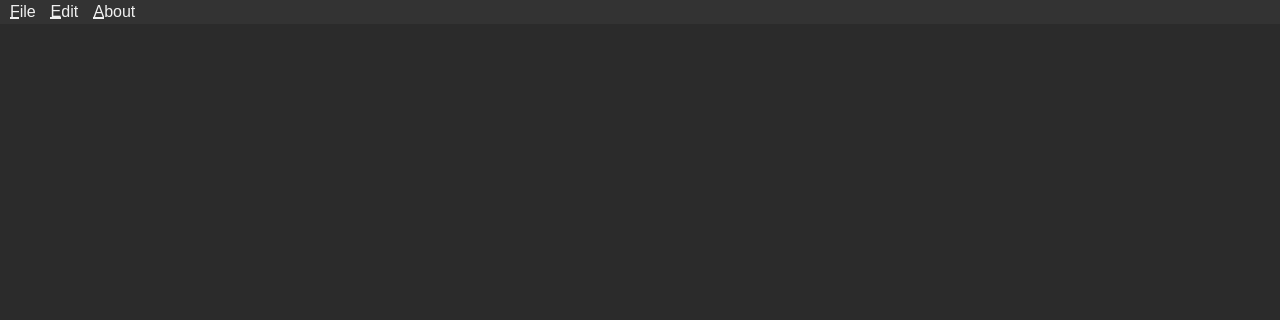
This is aisio-gui/hexadecimal_editor/hexform.ui in TaiwanMiya/Ais.IO as Qt 5 draws it before an edit; both pictures show x 0 to 1280 and y 0 to 320 of the 1280 by 768 pixel window. The edited form follows.
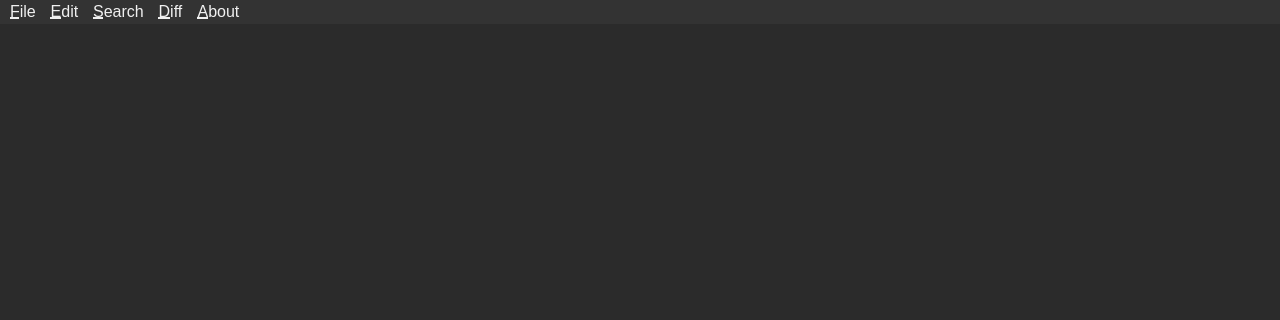
This is the edited form.

Commit message: 1.0.13 (Update diff in hexadevimal editor!!!)

The edit to the form file:
```diff
--- a/aisio-gui/hexadecimal_editor/hexform.ui
+++ b/aisio-gui/hexadecimal_editor/hexform.ui
@@ -144,6 +144,11 @@
     background: #ff8080;
 	color: #ff5c5c;
     border-radius: 4px;
+}
+
+QStatusBar {
+    background-color: #333;
+    color: #f0f0f0;
 }</string>
   </property>
   <widget class="QWidget" name="centralwidget">
@@ -177,7 +182,7 @@
      <string>&amp;Edit</string>
     </property>
    </widget>
-   <widget class="QMenu" name="menu_About">
+   <widget class="QMenu" name="menuAbout">
     <property name="title">
      <string>&amp;About</string>
     </property>
@@ -185,9 +190,32 @@
     <addaction name="separator"/>
     <addaction name="actionAbout"/>
    </widget>
+   <widget class="QMenu" name="menuSearch">
+    <property name="title">
+     <string>&amp;Search</string>
+    </property>
+    <addaction name="actionSearch"/>
+    <addaction name="actionFindNext"/>
+    <addaction name="actionFindPrev"/>
+    <addaction name="separator"/>
+    <addaction name="actionGotoOffset"/>
+   </widget>
+   <widget class="QMenu" name="menuDiff">
+    <property name="title">
+     <string>&amp;Diff</string>
+    </property>
+    <addaction name="actionDiffOpen"/>
+    <addaction name="separator"/>
+    <addaction name="actionDiffNext"/>
+    <addaction name="actionDiffPrev"/>
+    <addaction name="separator"/>
+    <addaction name="actionDiffClose"/>
+   </widget>
    <addaction name="menuFile"/>
    <addaction name="menuEdit"/>
-   <addaction name="menu_About"/>
+   <addaction name="menuSearch"/>
+   <addaction name="menuDiff"/>
+   <addaction name="menuAbout"/>
   </widget>
   <widget class="QStatusBar" name="statusbar"/>
   <action name="actionOpen">
```
Left out of the diff: 101 changed lines with no effect on the pictures. The commit also changes 18 other files.
